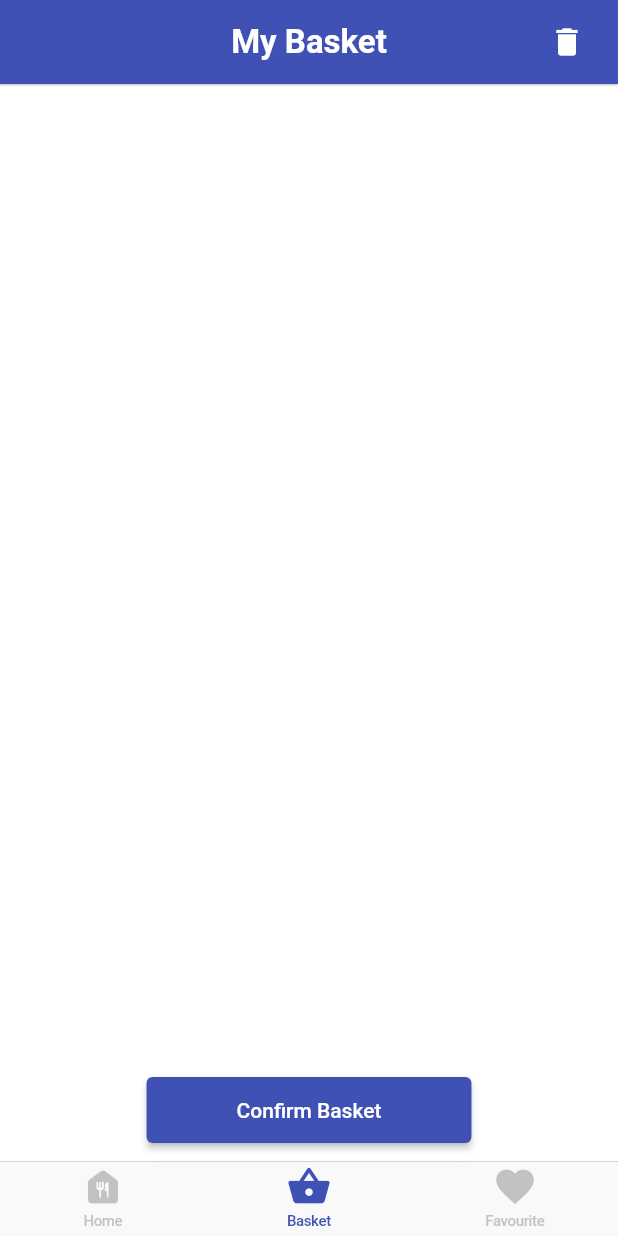
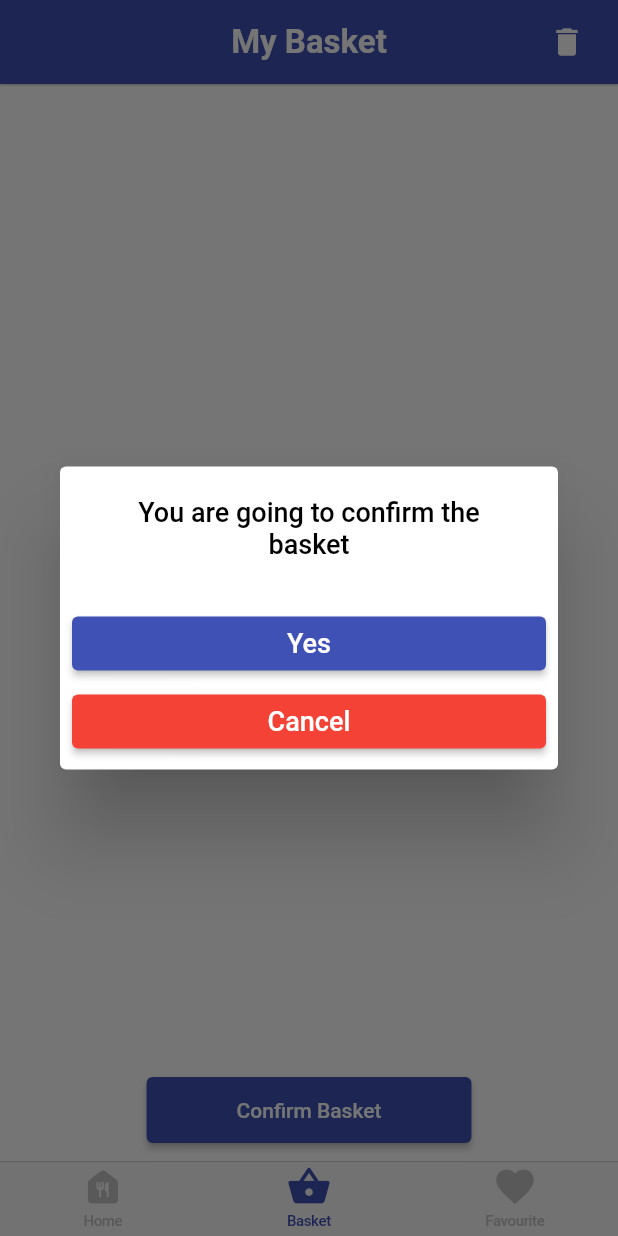
Before and after one commit to erturkalan/erturk_food_delivery, a Flutter app: the screen it shows after launch, item 2 of the bottom bar chosen, after a tap on "Confirm Basket", on a phone screen of 412 x 824 dp. Run offline on Flutter 3.47's test engine with Material 2 defaults, Android fonts, the phone set to English and light mode, and no system bars; our stand-ins replace cached_network_image, flutter_slidable, hive, hive_flutter; accounts and stored records are empty; network calls fail.

Commit message:
basket screen delete function and delete line function added

```diff
--- a/lib/main.dart
+++ b/lib/main.dart
@@ -29,9 +29,10 @@ class MyApp extends StatelessWidget {
         ChangeNotifierProvider(create: (context) => CategoryListProvider()),
         ChangeNotifierProvider(create: (context) => FoodListProvider())
       ],
-      child: const MaterialApp(
+      child: MaterialApp(
+        navigatorKey: navigatorKey,
         debugShowCheckedModeBanner: false,
-        home: SplashScreen(),
+        home: const SplashScreen(),
       ),
     );
   }
--- a/lib/scenes/basket/basket_screen.dart
+++ b/lib/scenes/basket/basket_screen.dart
@@ -36,7 +36,10 @@ class _BasketScreenState extends State<BasketScreen> {
                   color: Colors.white,
                 ),
                 onPressed: () {
-                  foodListProvider.clearAllBasket();
+                  if (foodListProvider.basketQuantity > 0) {
+                    showMyDialog(foodListProvider.clearAllBasket,
+                        "Are you sure you want to delete the basket?");
+                  }
                 },
               ),
             )
@@ -71,7 +74,8 @@ class _BasketScreenState extends State<BasketScreen> {
             ),
             ElevatedButton(
               onPressed: () {
-                //TODO: Confirm basket
+                showMyDialog(foodListProvider.clearAllBasket,
+                    "You are going to confirm the basket");
               },
               style: ElevatedButton.styleFrom(
                   backgroundColor: Colors.indigo,
@@ -92,10 +96,14 @@ class _BasketScreenState extends State<BasketScreen> {
   }
 }
 
-void showMyDialog() {
+void showMyDialog(Function func, String message) {
   showDialog(
       context: navigatorKey.currentContext!,
-      builder: (ctx) => const CustomDialog(
-            message: "Network Error!",
+      builder: (ctx) => CustomDialog(
+            message: message,
+            okText: "Yes",
+            okPressed: () => func(),
+            isSecondButtonAvailable: true,
+            secondButtonText: "Cancel",
           ));
 }
--- a/lib/scenes/food_list/food_list_provider.dart
+++ b/lib/scenes/food_list/food_list_provider.dart
@@ -43,17 +43,6 @@ class FoodListProvider extends ChangeNotifier {
     notifyListeners();
   }
 
-  void getFavouriteMeals() async {
-    if (_favouriteBox.values.isNotEmpty) {
-      for (var element in _favouriteBox.values) {
-        var meal =
-            MealModel.fromMap(element); //get map and turn it into a model
-        _favouriteMeals.add(meal);
-      }
-    }
-    notifyListeners();
-  }
-
   void getBasketMeals() async {
     if (_basketBox.values.isNotEmpty) {
       for (var element in _basketBox.values) {
@@ -63,6 +52,27 @@ class FoodListProvider extends ChangeNotifier {
       }
     }
     updateQuantity();
+    notifyListeners();
+  }
+
+  void getFavouriteMeals() async {
+    if (_favouriteBox.values.isNotEmpty) {
+      for (var element in _favouriteBox.values) {
+        var meal =
+            MealModel.fromMap(element); //get map and turn it into a model
+        _favouriteMeals.add(meal);
+      }
+      for (var item in _foodBasket) {
+        //for changing foodBasket : if they are in the basket we update the item
+        if (_favouriteMeals.any((element) => item.idMeal == element.idMeal)) {
+          var myMeal = _favouriteMeals
+              .firstWhere((element) => item.idMeal == element.idMeal);
+          var index = _favouriteMeals.indexOf(myMeal);
+          _favouriteMeals.removeAt(index);
+          _favouriteMeals.insert(index, item);
+        }
+      }
+    }
     notifyListeners();
   }
 
@@ -159,6 +169,14 @@ class FoodListProvider extends ChangeNotifier {
   }
 
   void clearAllBasket() async {
+    for (var item in _favouriteMeals) {
+      item.quantity = 0;
+    }
+    await _favouriteBox.clear();
+    var favouritesAsMap = _favouriteMeals.map((e) => e.toJson()).toList();
+    for (var item in favouritesAsMap) {
+      await _favouriteBox.put(item['idMeal'], item);
+    }
     _foodBasket.clear();
     await _basketBox.clear();
     updateQuantity();
--- a/lib/scenes/splash_screen/splash_screen.dart
+++ b/lib/scenes/splash_screen/splash_screen.dart
@@ -22,8 +22,8 @@ class _SplashScreenState extends State<SplashScreen> {
     });
     WidgetsBinding.instance.addPostFrameCallback((timeStamp) {
       Provider.of<CategoryListProvider>(context, listen: false).getCategories();
+      Provider.of<FoodListProvider>(context, listen: false).getBasketMeals();
       Provider.of<FoodListProvider>(context, listen: false).getFavouriteMeals();
-      Provider.of<FoodListProvider>(context, listen: false).getBasketMeals();
     });
   }
 
--- a/lib/widgets/custom_dialog.dart
+++ b/lib/widgets/custom_dialog.dart
@@ -1,7 +1,7 @@
 import 'package:flutter/material.dart';
 
 class CustomDialog extends StatelessWidget {
-  final String? message;
+  final String message;
   final String? okText;
   final Function? okPressed;
   final bool isSecondButtonAvailable;
@@ -12,7 +12,7 @@ class CustomDialog extends StatelessWidget {
       {this.okText,
       this.okPressed,
       Key? key,
-      this.message,
+      required this.message,
       this.isSecondButtonAvailable = false,
       this.secondButtonText,
       this.secondButtonPressed})
@@ -21,15 +21,51 @@ class CustomDialog extends StatelessWidget {
   @override
   Widget build(BuildContext context) {
     return AlertDialog(
-      content: Text(message!),
+      content: Text(
+        message,
+        textAlign: TextAlign.center,
+        style: const TextStyle(
+            color: Colors.black, fontSize: 18, fontWeight: FontWeight.w500),
+      ),
       actions: [
         ElevatedButton(
-          style: ElevatedButton.styleFrom(backgroundColor: Colors.red),
+          style: ElevatedButton.styleFrom(backgroundColor: Colors.indigo),
           onPressed: () {
+            okPressed != null ? okPressed!() : null;
             Navigator.of(context).pop();
           },
-          child: const Center(child: Text('OK')),
+          child: Center(
+              child: Text(okText ?? "Ok",
+                  style: const TextStyle(
+                      color: Colors.white,
+                      fontSize: 18,
+                      fontWeight: FontWeight.w500))),
         ),
+        isSecondButtonAvailable
+            ? Column(
+                children: [
+                  const SizedBox(
+                    height: 4,
+                  ),
+                  ElevatedButton(
+                    style:
+                        ElevatedButton.styleFrom(backgroundColor: Colors.red),
+                    onPressed: () {
+                      secondButtonPressed != null
+                          ? secondButtonPressed!()
+                          : null;
+                      Navigator.of(context).pop();
+                    },
+                    child: Center(
+                        child: Text(secondButtonText!,
+                            style: const TextStyle(
+                                color: Colors.white,
+                                fontSize: 18,
+                                fontWeight: FontWeight.w500))),
+                  ),
+                ],
+              )
+            : const SizedBox.shrink(),
       ],
     );
   }
```
